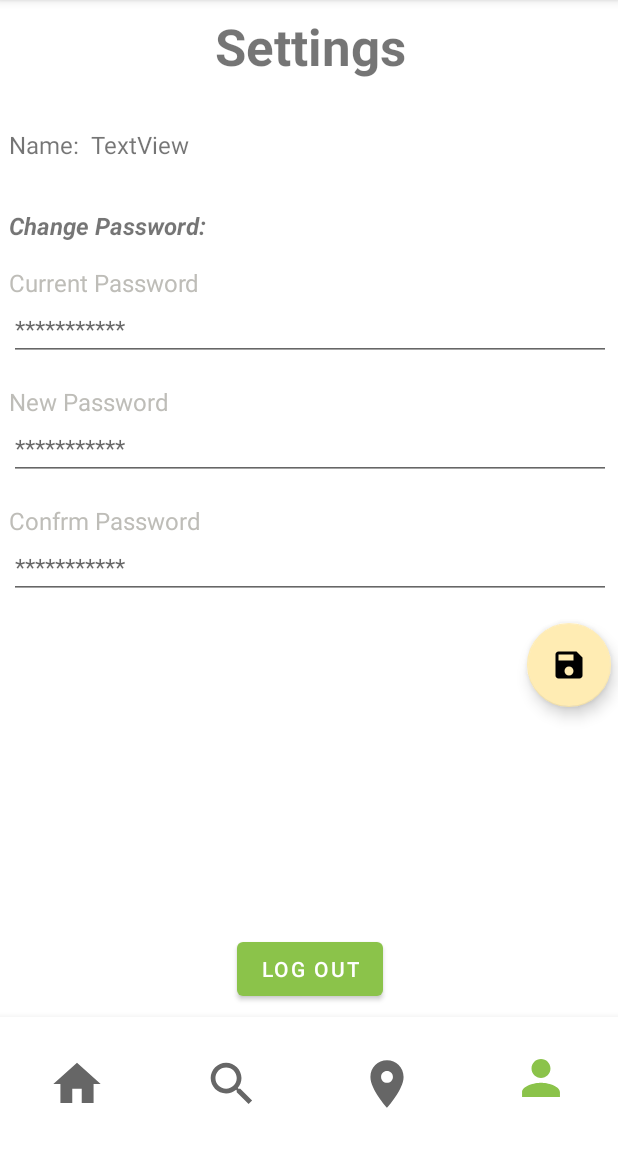
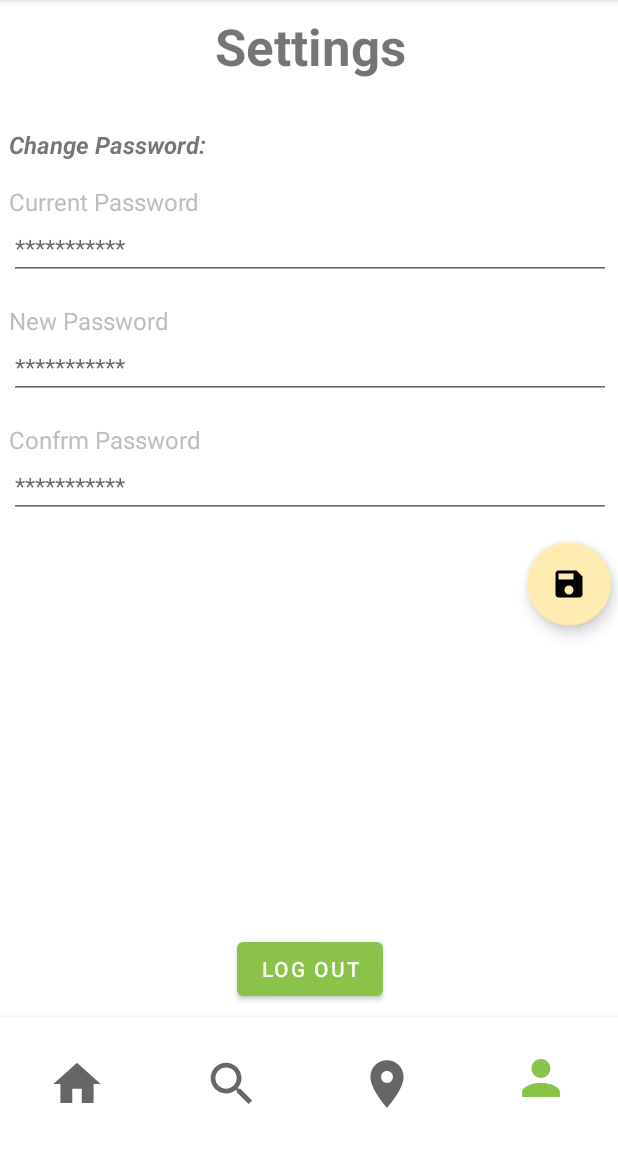
Before and after one commit to Nprimdal/AppProject_Travlers, an Android app: the screen it shows after launch (TripActivity), item 4 of the bottom bar chosen, on a phone screen of 412 x 824 dp, the part 84-1236 px from its top. Run offline under Robolectric (Android 15) with nearby library versions, the phone set to English and light mode, and no system bars; our stand-ins replace Firebase (no records; nobody signed in at launch, a user with empty details on screens opened directly), Volley.

Commit message:
Settings

```diff
--- a/app/src/main/java/dk/au/mad22spring/group19/appproject_travlers/RegisterActivity.java
+++ b/app/src/main/java/dk/au/mad22spring/group19/appproject_travlers/RegisterActivity.java
@@ -56,7 +56,7 @@ public class RegisterActivity extends AppCompatActivity {
                     return;
                 }
                 String fullName = edtFullName.getText().toString();
-                user = new User(email, password, fullName);
+                user = new User(email, fullName);
                 createNewAccount(email, password);
             }
         });
--- a/app/src/main/java/dk/au/mad22spring/group19/appproject_travlers/Repository.java
+++ b/app/src/main/java/dk/au/mad22spring/group19/appproject_travlers/Repository.java
@@ -133,6 +133,7 @@ public class Repository {
         });
     }
 
+    //DB: Update password
     public void updatePassword(String newPassword){
         FirebaseUser user = mAuth.getCurrentUser();
 
@@ -141,7 +142,6 @@ public class Repository {
             public void onComplete(@NonNull Task<Void> task) {
                 if (task.isSuccessful()) {
                     Log.d(TAG, "User password updated.");
-                    dbRefUser.child(mAuth.getCurrentUser().getUid()).child("password").setValue(newPassword);
                 }
             }
         });
--- a/app/src/main/java/dk/au/mad22spring/group19/appproject_travlers/SettingsFragment.java
+++ b/app/src/main/java/dk/au/mad22spring/group19/appproject_travlers/SettingsFragment.java
@@ -3,26 +3,31 @@ package dk.au.mad22spring.group19.appproject_travlers;
 import android.os.Bundle;
 
 import androidx.fragment.app.Fragment;
-import androidx.lifecycle.Observer;
 import androidx.lifecycle.ViewModelProvider;
 
 import android.view.LayoutInflater;
 import android.view.View;
 import android.view.ViewGroup;
 import android.widget.Button;
+import android.widget.EditText;
 import android.widget.TextView;
+import android.widget.Toast;
 
 import com.google.android.material.floatingactionbutton.FloatingActionButton;
+import com.google.firebase.auth.FirebaseAuth;
+import com.google.firebase.auth.FirebaseUser;
 
 
 public class SettingsFragment extends Fragment {
 
     private TripViewModel tripViewModel;
     private TripModel trip;
-    private User user;
     private TextView txtUserName, txtUserPassword;
     private Button btnLogout;
+    //FirebaseUser user;
     private FloatingActionButton fabSave;
+    //private FirebaseAuth mAuth;
+    private EditText edtOldPassword, edtNewPassword, edtComfirmPassword;
 
     public SettingsFragment() {
         // Required empty public constructor
@@ -33,18 +38,18 @@ public class SettingsFragment extends Fragment {
         // Inflate the layout for this fragment
         View view = inflater.inflate(R.layout.fragtment_settings, container, false);
 
+
+        //user = mAuth.getCurrentUser();
+
+
         //Set up view model
         tripViewModel = new ViewModelProvider(this).get(TripViewModel.class);
-        tripViewModel.getCurrentSelection().observe(getViewLifecycleOwner(), new Observer<TripModel>() {
-            @Override
-            public void onChanged(TripModel tripModel) {
-                trip = tripModel;
-                txtUserName.setText(user.getFullName());
-            }
-        });
 
         //Set up views
-        txtUserName = (TextView) view.findViewById(R.id.txtUserName);
+        edtComfirmPassword = (EditText) view.findViewById(R.id.edtConfirmPassword);
+        edtOldPassword = (EditText) view.findViewById(R.id.edtOldPassword);
+        edtNewPassword = (EditText) view.findViewById(R.id.edtNewPassword);
+
 
         //Set up save button
         fabSave = (FloatingActionButton) view.findViewById(R.id.fabSaveSettings);
@@ -60,13 +65,26 @@ public class SettingsFragment extends Fragment {
 
     }
 
+    private void saveSettings() {
 
-    private void saveSettings() {
-        trip.setTravelUserRating(rtnUserRating.getRating());
-        trip.setTravelPlanNotes(edtTravelPlan.getText().toString());
-        trip.setTravelJournalNotes(edtTravelJournal.getText().toString());
-        trip.setUserVisitedCity(checkBoxCityVisited.isChecked());
-        tripViewModel.updateTripDB(trip);
+        String newPassword = edtNewPassword.getText().toString();
+        String confirmPassword = edtComfirmPassword.getText().toString();
+
+        if(!edtOldPassword.getText().toString().isEmpty() && !edtNewPassword.getText().toString().isEmpty() && !edtComfirmPassword.getText().toString().isEmpty()){
+            //if(edtOldPassword.getText().toString() == user.){
+                if(newPassword.equals(confirmPassword)){
+                    tripViewModel.updatePasswordDB(edtNewPassword.getText().toString());
+                }
+                else{
+                    Toast.makeText(getContext(), "New Password and Confirm Password are not matching", Toast.LENGTH_SHORT).show();
+                }
+            /*else{
+                Toast.makeText(getContext(), "Current Password is incorrect", Toast.LENGTH_SHORT).show();
+            }*/
+        }
+        else{
+            Toast.makeText(getContext(), "Please enter all fields", Toast.LENGTH_SHORT).show();
+        }
+
     }
-
 }
--- a/app/src/main/java/dk/au/mad22spring/group19/appproject_travlers/TripViewModel.java
+++ b/app/src/main/java/dk/au/mad22spring/group19/appproject_travlers/TripViewModel.java
@@ -35,6 +35,7 @@ public class TripViewModel extends ViewModel {
     public void addCityDB(TripModel city){ repository.addCity(city); }
     public void updateTripDB(TripModel trip){ repository.updateTrip(trip); }
     public void deleteTripDB(TripModel trip) {repository.deleteTrip(trip);}
+    public void updatePasswordDB(String newPassword){repository.updatePassword(newPassword);}
 
 
 
--- a/app/src/main/res/layout/fragtment_settings.xml
+++ b/app/src/main/res/layout/fragtment_settings.xml
@@ -4,28 +4,6 @@
     xmlns:tools="http://schemas.android.com/tools"
     android:layout_width="match_parent"
     android:layout_height="match_parent">
-
-    <TextView
-        android:id="@+id/txtUseNameTitle"
-        android:layout_width="wrap_content"
-        android:layout_height="wrap_content"
-        android:layout_marginStart="8dp"
-        android:layout_marginTop="32dp"
-        android:text="@string/txtUserNameTitle"
-        android:textSize="16sp"
-        app:layout_constraintStart_toStartOf="parent"
-        app:layout_constraintTop_toBottomOf="@+id/txtSettingsTitle" />
-
-    <TextView
-        android:id="@+id/txtUserName"
-        android:layout_width="wrap_content"
-        android:layout_height="wrap_content"
-        android:layout_marginStart="8dp"
-        android:text="TextView"
-        android:textSize="16sp"
-        app:layout_constraintStart_toEndOf="@+id/txtUseNameTitle"
-        app:layout_constraintTop_toTopOf="@+id/txtUseNameTitle"
-        tools:text="@string/txtUserName" />
 
     <TextView
         android:id="@+id/txtSettingsTitle"
@@ -49,7 +27,7 @@
         android:textSize="16sp"
         android:textStyle="bold|italic"
         app:layout_constraintStart_toStartOf="parent"
-        app:layout_constraintTop_toBottomOf="@+id/txtUseNameTitle" />
+        app:layout_constraintTop_toBottomOf="@+id/txtSettingsTitle" />
 
     <EditText
         android:id="@+id/edtOldPassword"
--- a/app/src/main/res/values/strings.xml
+++ b/app/src/main/res/values/strings.xml
@@ -60,5 +60,4 @@
     <string name="edtPasswordHint">***********</string>
     <string name="txtNewPassword">New Password</string>
     <string name="txtConfirmPasswordTitle">Confrm Password</string>
-    <string name="btnLogOut">Log out</string>
 </resources>
```
Also changed, not shown: app/src/main/java/dk/au/mad22spring/group19/appproject_travlers/User.java (+1 -16 lines).
